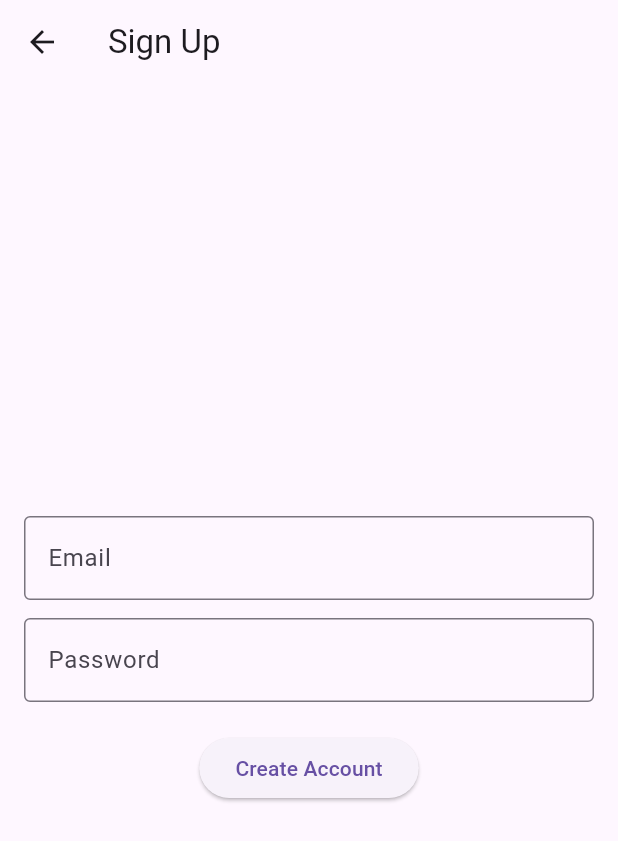
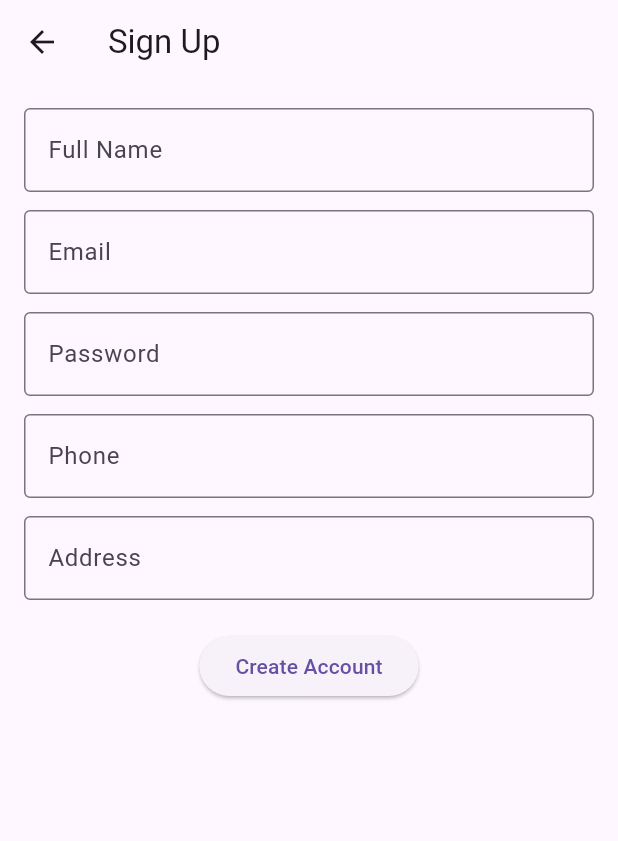
Before and after one commit to Thamindu-wijerathne/lovelink, a Flutter app: the ProfileScreen screen opened directly, after a tap on "Logout", after a tap on "Don't have an account? Sign up", on a phone screen of 412 x 824 dp. Shown: the top 841 px of the screen. Run offline on Flutter 3.47's test engine with Material 3 defaults, Android fonts, the phone set to English and light mode, and no system bars; our stand-ins replace cloud_firestore, firebase_auth, firebase_core; accounts and stored records are empty; network calls fail.

Commit message:
before  qr

```diff
--- a/lib/app.dart
+++ b/lib/app.dart
@@ -4,7 +4,6 @@ import 'screens/login_screen.dart';
 import 'screens/home_screen.dart';
 import 'screens/signup_screen.dart';
 
-import 'services/auth_service.dart';
 
 class MyApp extends StatelessWidget {
   const MyApp({super.key});
--- a/lib/models/user_model.dart
+++ b/lib/models/user_model.dart
@@ -0,0 +1,41 @@
+class UserModel {
+  final String uid;
+  final String name;
+  final String email;
+  final String phone;
+  final String address;
+  final Map<String, dynamic> preferences;
+
+  UserModel({
+    required this.uid,
+    required this.name,
+    required this.email,
+    required this.phone,
+    required this.address,
+    required this.preferences,
+  });
+
+  // Convert UserModel to Map for Firestore
+  Map<String, dynamic> toMap() {
+    return {
+      'uid': uid,
+      'name': name,
+      'email': email,
+      'phone': phone,
+      'address': address,
+      'preferences': preferences,
+    };
+  }
+
+  // Convert Firestore Map to UserModel
+  factory UserModel.fromMap(Map<String, dynamic> map) {
+    return UserModel(
+      uid: map['uid'] ?? '',
+      name: map['name'] ?? '',
+      email: map['email'] ?? '',
+      phone: map['phone'] ?? '',
+      address: map['address'] ?? '',
+      preferences: Map<String, dynamic>.from(map['preferences'] ?? {}),
+    );
+  }
+}
--- a/lib/screens/profile_screen.dart
+++ b/lib/screens/profile_screen.dart
@@ -1,61 +1,118 @@
 import 'package:flutter/material.dart';
 import '../services/auth_service.dart';
+import 'package:cloud_firestore/cloud_firestore.dart';
 
-class ProfileScreen extends StatelessWidget {
-  ProfileScreen({super.key});
+class ProfileScreen extends StatefulWidget {
+  const ProfileScreen({super.key});
 
+  @override
+  State<ProfileScreen> createState() => _ProfileScreenState();
+}
+
+class _ProfileScreenState extends State<ProfileScreen> {
   final AuthService _authService = AuthService();
+  Map<String, dynamic>? userData;
+
+  @override
+  void initState() {
+    super.initState();
+    fetchUserData();
+  }
+
+  Future<void> fetchUserData() async {
+    final user = _authService.getCurrentUser();
+    if (user != null) {
+      final doc = await FirebaseFirestore.instance
+          .collection('users')
+          .doc(user.uid)
+          .get();
+
+      if (doc.exists) {
+        setState(() {
+          userData = doc.data();
+        });
+      }
+    }
+  }
 
   @override
   Widget build(BuildContext context) {
     final user = _authService.getCurrentUser();
 
     return Scaffold(
-      appBar: AppBar(title: const Text('Profile')),
-      body: SingleChildScrollView(
+      appBar: AppBar(
+        title: const Text('Profile'),
+        actions: [
+          IconButton(
+            icon: const Icon(Icons.settings),
+            onPressed: () {
+              // Navigate to Settings screen
+            },
+          ),
+        ],
+      ),
+      body: userData == null
+          ? const Center(child: CircularProgressIndicator())
+          : Padding(
               padding: const EdgeInsets.all(16),
               child: Column(
+                crossAxisAlignment: CrossAxisAlignment.center,
                 children: [
                   // Profile picture
                   CircleAvatar(
                     radius: 50,
                     backgroundImage: NetworkImage(
-                  'https://www.w3schools.com/howto/img_avatar.png'), // replace with user's image
+                        'https://www.w3schools.com/howto/img_avatar.png'),
                   ),
                   const SizedBox(height: 16),
 
                   // Name
-            const Text(
-              'John Doe',
-              style: TextStyle(fontSize: 24, fontWeight: FontWeight.bold),
+                  Text(
+                    userData!['name'] ?? 'John Doe',
+                    style: const TextStyle(
+                        fontSize: 24, fontWeight: FontWeight.bold),
                   ),
                   const SizedBox(height: 8),
 
                   // Email
                   Text(
-              user?.email ?? 'john.doe@example.com',
-              style: TextStyle(fontSize: 16, color: Colors.grey),
+                    userData!['email'] ?? user?.email ?? 'john.doe@example.com',
+                    style: const TextStyle(fontSize: 16, color: Colors.grey),
                   ),
-            const SizedBox(height: 24),
+                  const SizedBox(height: 8),
 
-            // Action buttons
-            Card(
-              child: ListTile(
-                leading: const Icon(Icons.settings),
-                title: const Text('Settings'),
-                onTap: () {
-                  // Navigate to Settings screen
-                },
+                  // Phone
+                  Text(
+                    userData!['phone'] ?? '1234567890',
+                    style: const TextStyle(fontSize: 16, color: Colors.grey),
                   ),
+                  const SizedBox(height: 8),
+
+                  // Address
+                  Text(
+                    userData!['address'] ?? 'Some Address',
+                    style: const TextStyle(fontSize: 16, color: Colors.grey),
                   ),
-            Card(
-              child: ListTile(
-                leading: const Icon(Icons.logout),
-                title: const Text('Logout'),
-                onTap: () async {
+                  const SizedBox(height: 8),
+
+                  // Preferences
+                  Text(
+                    'Theme: ${userData!['preferences']?['theme'] ?? 'light'}',
+                    style: const TextStyle(fontSize: 16, color: Colors.grey),
+                  ),
+
+                  const Spacer(),
+
+                  // Logout button at the bottom
+                  SizedBox(
+                    width: double.infinity,
+                    child: ElevatedButton.icon(
+                      onPressed: () async {
                         await _authService.signOut();
                         Navigator.pushReplacementNamed(context, '/login');
                       },
+                      icon: const Icon(Icons.logout),
+                      label: const Text('Logout'),
                     ),
                   ),
                 ],
--- a/lib/screens/scan_screen.dart
+++ b/lib/screens/scan_screen.dart
@@ -1,4 +1,5 @@
 import 'package:flutter/material.dart';
+
 
 class ScanScreen extends StatefulWidget {
   const ScanScreen({super.key});
--- a/lib/screens/signup_screen.dart
+++ b/lib/screens/signup_screen.dart
@@ -1,5 +1,6 @@
 import 'package:flutter/material.dart';
 import '../services/auth_service.dart';
+import '../models/user_model.dart';
 
 class SignupScreen extends StatefulWidget {
   const SignupScreen({super.key});
@@ -11,14 +12,28 @@ class SignupScreen extends StatefulWidget {
 class _SignupScreenState extends State<SignupScreen> {
   final TextEditingController emailController = TextEditingController();
   final TextEditingController passwordController = TextEditingController();
+  final TextEditingController nameController = TextEditingController();
+  final TextEditingController phoneController = TextEditingController();
+  final TextEditingController addressController = TextEditingController();
+
   final AuthService _authService = AuthService();
 
   void signup() async {
     try {
-      await _authService.signUp(
-        emailController.text.trim(),
-        passwordController.text.trim(),
+      await _authService.signUpWithDetails(
+        email: emailController.text.trim(),
+        password: passwordController.text.trim(),
+        userModel: UserModel(
+          uid: '',
+          name: nameController.text,
+          email: emailController.text,
+          phone: phoneController.text,
+          address: addressController.text,
+          preferences: {'theme': 'light'},
+        ),
       );
+
+
       Navigator.pushReplacementNamed(context, '/home');
     } catch (e) {
       ScaffoldMessenger.of(context).showSnackBar(
@@ -33,9 +48,18 @@ class _SignupScreenState extends State<SignupScreen> {
       appBar: AppBar(title: const Text('Sign Up')),
       body: Padding(
         padding: const EdgeInsets.all(16.0),
+        child: SingleChildScrollView(
           child: Column(
             mainAxisAlignment: MainAxisAlignment.center,
             children: [
+              TextField(
+                controller: nameController,
+                decoration: const InputDecoration(
+                  labelText: 'Full Name',
+                  border: OutlineInputBorder(),
+                ),
+              ),
+              const SizedBox(height: 12),
               TextField(
                 controller: emailController,
                 decoration: const InputDecoration(
@@ -52,9 +76,27 @@ class _SignupScreenState extends State<SignupScreen> {
                 ),
                 obscureText: true,
               ),
+              const SizedBox(height: 12),
+              TextField(
+                controller: phoneController,
+                decoration: const InputDecoration(
+                  labelText: 'Phone',
+                  border: OutlineInputBorder(),
+                ),
+              ),
+              const SizedBox(height: 12),
+              TextField(
+                controller: addressController,
+                decoration: const InputDecoration(
+                  labelText: 'Address',
+                  border: OutlineInputBorder(),
+                ),
+              ),
               const SizedBox(height: 20),
-            ElevatedButton(onPressed: signup, child: const Text('Create Account')),
+              ElevatedButton(
+                  onPressed: signup, child: const Text('Create Account')),
             ],
+          ),
         ),
       ),
     );
```
Also changed, not shown: lib/services/auth_service.dart (+27 -16 lines), pubspec.yaml (+8 -0 lines), pubspec.lock, 3 other files. Lines whose indentation alone changed are shown as unchanged.
